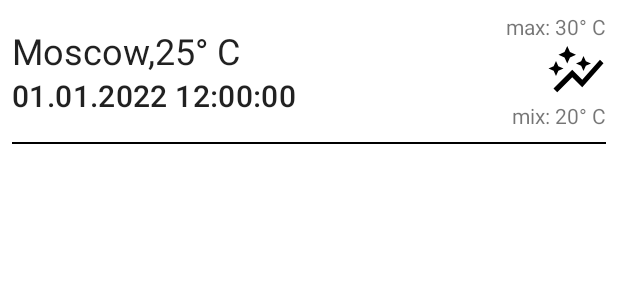
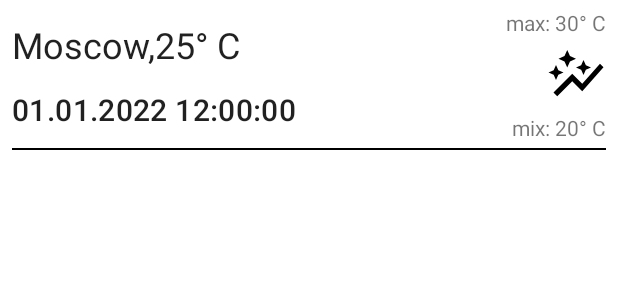
Before and after one commit to DmitryXIII/Natlex_test_task, an Android app: the layout fragment_weather_searching_item.xml on its own in the app's theme, with its tools: preview values and no code run, on a phone screen of 412 x 824 dp. Shown: the top 300 px of the screen. Run offline under Robolectric (Android 15) with nearby library versions, the phone set to English and light mode, and no system bars.

Commit message:
optional group visibility changing released

```diff
--- a/app/src/main/java/com/avacodo/natlextesttask/data/MapperToDomain.kt
+++ b/app/src/main/java/com/avacodo/natlextesttask/data/MapperToDomain.kt
@@ -16,6 +16,7 @@ class MapperToDomain {
                 maxTempValue = main.temp,
                 minTempValue = main.temp,
                 weatherMeasurementTime = System.currentTimeMillis(),
+                weatherRequestCount = 1,
             )
         }
     }
@@ -24,6 +25,7 @@ class MapperToDomain {
         weatherLocalEntity: WeatherLocalEntity,
         maxTemp: Double,
         minTemp: Double,
+        requestCount: Int,
     ): WeatherModelDomain {
         return with(weatherLocalEntity) {
             WeatherModelDomain(
@@ -34,6 +36,7 @@ class MapperToDomain {
                 maxTempValue = maxTemp,
                 minTempValue = minTemp,
                 weatherMeasurementTime = weatherMeasurementTime,
+                weatherRequestCount = requestCount,
             )
         }
     }
--- a/app/src/main/java/com/avacodo/natlextesttask/data/WeatherRepositoryImpl.kt
+++ b/app/src/main/java/com/avacodo/natlextesttask/data/WeatherRepositoryImpl.kt
@@ -35,6 +35,7 @@ class WeatherRepositoryImpl(
                     weatherLocalEntity,
                     localDataSource.getMaxTempValueByLocationID(weatherLocalEntity.locationID),
                     localDataSource.getMinTempValueByLocationID(weatherLocalEntity.locationID),
+                    localDataSource.getCountByLocationID(weatherLocalEntity.locationID)
                 )
             }
         }
--- a/app/src/main/java/com/avacodo/natlextesttask/data/local/WeatherDao.kt
+++ b/app/src/main/java/com/avacodo/natlextesttask/data/local/WeatherDao.kt
@@ -23,4 +23,7 @@ interface WeatherDao {
 
     @Query("SELECT MIN(temperatureInCelsius) FROM WeatherLocalEntity WHERE locationID = :locationID")
     fun getMinTempValueByLocationID(locationID: String): Double
+
+    @Query("SELECT COUNT(locationID) FROM WeatherLocalEntity WHERE locationID = :locationID ")
+    fun getCountByLocationID(locationID: String): Int
 }
--- a/app/src/main/java/com/avacodo/natlextesttask/domain/entity/WeatherModelDomain.kt
+++ b/app/src/main/java/com/avacodo/natlextesttask/domain/entity/WeatherModelDomain.kt
@@ -8,4 +8,5 @@ data class WeatherModelDomain(
     val maxTempValue: Double,
     val minTempValue: Double,
     val weatherMeasurementTime: Long,
+    val weatherRequestCount: Int,
 )
--- a/app/src/main/res/layout/fragment_weather_searching_item.xml
+++ b/app/src/main/res/layout/fragment_weather_searching_item.xml
@@ -8,16 +8,57 @@
 
     <androidx.constraintlayout.widget.ConstraintLayout
         android:layout_width="match_parent"
-        android:layout_height="wrap_content"
-        android:paddingHorizontal="@dimen/default_layout_padding"
-        android:paddingTop="@dimen/default_layout_padding">
+        android:layout_height="100dp"
+        android:paddingHorizontal="@dimen/default_layout_padding">
 
-        <androidx.constraintlayout.widget.Barrier
-            android:id="@+id/searching_item_barrier"
+        <androidx.constraintlayout.widget.Guideline
+            android:id="@+id/searching_item_optional_guideline"
             android:layout_width="@dimen/zero"
             android:layout_height="@dimen/zero"
-            app:barrierDirection="left"
+            android:orientation="vertical"
+            app:layout_constraintGuide_percent="0.75" />
+
+        <androidx.constraintlayout.widget.Group
+            android:id="@+id/searching_item_optional_group"
+            android:layout_width="wrap_content"
+            android:layout_height="wrap_content"
             app:constraint_referenced_ids="searching_item_max_temp_text_view, searching_item_min_temp_text_view, temp_graph_image_view" />
+
+        <TextView
+            android:id="@+id/searching_item_location_name_text_view"
+            android:layout_width="wrap_content"
+            android:layout_height="wrap_content"
+            android:textAppearance="@style/TextAppearance.MaterialComponents.Headline5"
+            android:autoSizeTextType="uniform"
+            android:maxLines="1"
+            app:layout_constraintBottom_toTopOf="@id/searching_item_date_text_view"
+            app:layout_constraintEnd_toStartOf="@id/searching_item_temp_value_text_view"
+            app:layout_constraintStart_toStartOf="parent"
+            app:layout_constraintTop_toTopOf="parent"
+            tools:text="@string/searching_item_location_name_example" />
+
+        <TextView
+            android:id="@+id/searching_item_temp_value_text_view"
+            android:layout_width="@dimen/zero"
+            android:layout_height="wrap_content"
+            android:autoSizeTextType="uniform"
+            android:maxLines="1"
+            android:textAppearance="@style/TextAppearance.MaterialComponents.Headline5"
+            app:layout_constraintBaseline_toBaselineOf="@id/searching_item_location_name_text_view"
+            app:layout_constraintEnd_toStartOf="@id/searching_item_optional_guideline"
+            app:layout_constraintStart_toEndOf="@id/searching_item_location_name_text_view"
+            tools:text="@string/searching_item_temp_value_example" />
+
+        <TextView
+            android:id="@+id/searching_item_date_text_view"
+            android:layout_width="@dimen/zero"
+            android:layout_height="wrap_content"
+            android:textAppearance="@style/TextAppearance.MaterialComponents.Headline6"
+            app:layout_constraintBottom_toBottomOf="parent"
+            app:layout_constraintEnd_toStartOf="@id/searching_item_optional_guideline"
+            app:layout_constraintStart_toStartOf="parent"
+            app:layout_constraintTop_toBottomOf="@id/searching_item_location_name_text_view"
+            tools:text="@string/searching_item_date_example" />
 
         <ImageView
             android:id="@+id/temp_graph_image_view"
@@ -27,47 +68,20 @@
             android:src="@drawable/ic_graph"
             app:layout_constraintBottom_toTopOf="@id/searching_item_min_temp_text_view"
             app:layout_constraintEnd_toEndOf="parent"
+            app:layout_constraintHorizontal_bias="1"
+            app:layout_constraintStart_toStartOf="@id/searching_item_optional_guideline"
             app:layout_constraintTop_toBottomOf="@id/searching_item_max_temp_text_view" />
-
-        <TextView
-            android:id="@+id/searching_item_location_name_text_view"
-            android:layout_width="wrap_content"
-            android:layout_height="wrap_content"
-            android:textAppearance="@style/TextAppearance.MaterialComponents.Headline5"
-            app:layout_constraintBottom_toTopOf="@id/searching_item_date_text_view"
-            app:layout_constraintEnd_toStartOf="@id/searching_item_temp_value_text_view"
-            app:layout_constraintStart_toStartOf="parent"
-            app:layout_constraintTop_toTopOf="@id/temp_graph_image_view"
-            tools:text="@string/searching_item_location_name_example" />
-
-        <TextView
-            android:id="@+id/searching_item_temp_value_text_view"
-            android:layout_width="@dimen/zero"
-            android:layout_height="wrap_content"
-            android:textAppearance="@style/TextAppearance.MaterialComponents.Headline5"
-            app:layout_constraintBaseline_toBaselineOf="@id/searching_item_location_name_text_view"
-            app:layout_constraintEnd_toStartOf="@id/searching_item_barrier"
-            app:layout_constraintStart_toEndOf="@id/searching_item_location_name_text_view"
-            app:layout_constraintTop_toTopOf="@id/temp_graph_image_view"
-            tools:text="@string/searching_item_temp_value_example" />
-
-        <TextView
-            android:id="@+id/searching_item_date_text_view"
-            android:layout_width="@dimen/zero"
-            android:layout_height="wrap_content"
-            android:textAppearance="@style/TextAppearance.MaterialComponents.Headline6"
-            app:layout_constraintBottom_toBottomOf="@id/temp_graph_image_view"
-            app:layout_constraintEnd_toStartOf="@id/searching_item_barrier"
-            app:layout_constraintStart_toStartOf="parent"
-            app:layout_constraintTop_toBottomOf="@id/searching_item_location_name_text_view"
-            tools:text="@string/searching_item_date_example" />
 
         <TextView
             android:id="@+id/searching_item_max_temp_text_view"
             android:layout_width="@dimen/zero"
             android:layout_height="wrap_content"
+            android:autoSizeTextType="uniform"
+            android:gravity="end"
+            android:maxLines="1"
             app:layout_constraintBottom_toTopOf="@id/temp_graph_image_view"
             app:layout_constraintEnd_toEndOf="parent"
+            app:layout_constraintStart_toStartOf="@id/searching_item_optional_guideline"
             app:layout_constraintTop_toTopOf="parent"
             tools:text="@string/max_temp_example" />
 
@@ -75,8 +89,12 @@
             android:id="@+id/searching_item_min_temp_text_view"
             android:layout_width="@dimen/zero"
             android:layout_height="wrap_content"
-            app:layout_constraintBottom_toBottomOf="@id/searching_item_divider_view"
+            android:autoSizeTextType="uniform"
+            android:gravity="end"
+            android:maxLines="1"
+            app:layout_constraintBottom_toBottomOf="parent"
             app:layout_constraintEnd_toEndOf="parent"
+            app:layout_constraintStart_toStartOf="@id/searching_item_optional_guideline"
             app:layout_constraintTop_toBottomOf="@id/temp_graph_image_view"
             tools:text="@string/min_temp_example" />
 
@@ -84,12 +102,10 @@
             android:id="@+id/searching_item_divider_view"
             android:layout_width="@dimen/zero"
             android:layout_height="1dp"
-            android:layout_marginTop="@dimen/default_layout_padding"
             android:background="@color/black"
             app:layout_constraintBottom_toBottomOf="parent"
             app:layout_constraintEnd_toEndOf="parent"
-            app:layout_constraintStart_toStartOf="parent"
-            app:layout_constraintTop_toBottomOf="@id/searching_item_min_temp_text_view" />
+            app:layout_constraintStart_toStartOf="parent"/>
     </androidx.constraintlayout.widget.ConstraintLayout>
 
 </com.google.android.material.card.MaterialCardView>
--- a/app/src/main/res/values/strings.xml
+++ b/app/src/main/res/values/strings.xml
@@ -6,7 +6,7 @@
     <string name="fahrenheit_switch_label">F</string>
     <string name="menu_title_search_by_name">Weather search by location name</string>
     <string name="menu_title_search_by_coords">Weather search by location coords</string>
-    <string name="searching_item_location_name_example">Moscow, </string>
+    <string name="searching_item_location_name_example">Moscow,\ </string>
     <string name="searching_item_temp_value_example">25° C</string>
     <string name="searching_item_date_example">01.01.2022 12:00:00</string>
     <string name="max_temp_example">max: 30° C</string>
```
Also changed, not shown: app/src/main/java/com/avacodo/natlextesttask/presentation/screens/weasersearching/WeatherSearchingAdapter.kt (+28 -10 lines).
